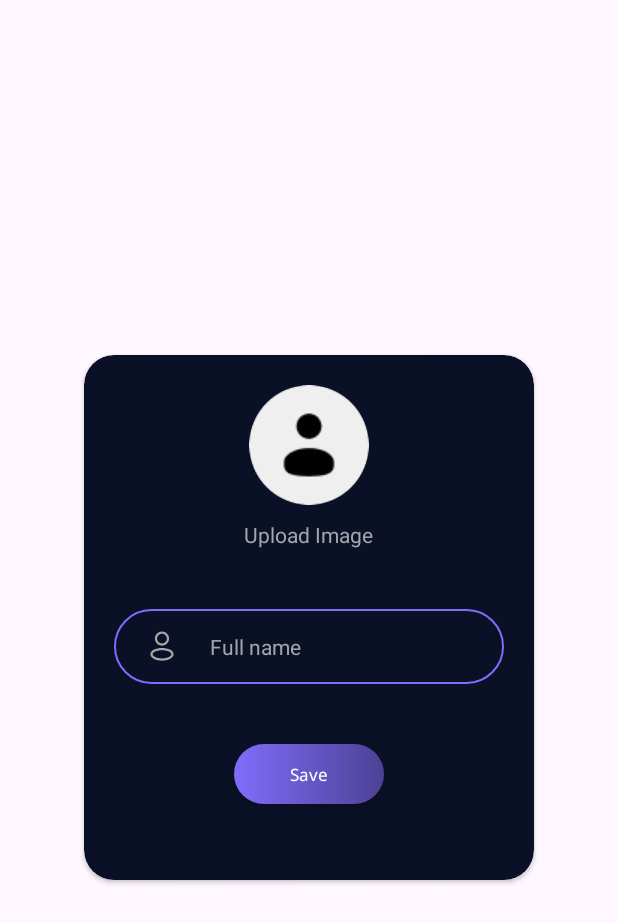
After one commit to ShikhiyevRufat/PodPlus, an Android app: the layout edit_profile.xml on its own in the app's theme, with its tools: preview values and no code run, on a phone screen of 412 x 824 dp. The commit adds this screen. Shown: the top 923 px of the screen. Run offline under Robolectric (Android 15) with nearby library versions, the phone set to English and light mode, and no system bars.

Commit message:
PodPlus Startup

```diff
--- a/app/src/main/AndroidManifest.xml
+++ b/app/src/main/AndroidManifest.xml
@@ -3,6 +3,10 @@
     xmlns:tools="http://schemas.android.com/tools">
 
     <uses-permission android:name="android.permission.INTERNET"/>
+    <uses-permission android:name="android.permission.READ_MEDIA_IMAGES"/>
+    <uses-permission android:name="android.permission.READ_MEDIA_VIDEO"/>
+    <uses-permission android:name="android.permission.READ_EXTERNAL_STORAGE"/>
+
 
     <application
         android:name=".MyApplication"
--- a/feature/pages/src/main/java/com/example/pages/HomeFragment.kt
+++ b/feature/pages/src/main/java/com/example/pages/HomeFragment.kt
@@ -1,5 +1,6 @@
 package com.example.pages
 
+import android.annotation.SuppressLint
 import android.os.Bundle
 import androidx.fragment.app.Fragment
 import android.view.LayoutInflater
@@ -101,7 +102,7 @@ class HomeFragment : Fragment() {
         firebaseAuth = FirebaseAuth.getInstance()
         val uid = firebaseAuth.currentUser?.uid
         val userName = db.collection("Users").document(uid!!)
-            userName.get()
+        userName.get()
             .addOnSuccessListener {
                 if (it != null){
                     val uname = it.data!!["name"].toString()
@@ -112,4 +113,5 @@ class HomeFragment : Fragment() {
 
             }
     }
-    }
+
+}
--- /dev/null
+++ b/feature/pages/src/main/res/drawable/card_design.xml
@@ -0,0 +1,5 @@
+<?xml version="1.0" encoding="utf-8"?>
+<shape xmlns:android="http://schemas.android.com/apk/res/android">
+    <stroke android:color="@color/purple"
+        android:width="2dp"/>
+</shape>
--- /dev/null
+++ b/feature/pages/src/main/res/drawable/edt_txt_design.xml
@@ -0,0 +1,20 @@
+<?xml version="1.0" encoding="utf-8"?>
+<selector xmlns:android="http://schemas.android.com/apk/res/android">
+
+    <item android:state_enabled="true" android:state_focused="true">
+        <shape android:shape="rectangle">
+            <solid android:color="@color/bg"/>
+            <corners android:radius="40dp"/>
+            <stroke android:color="@color/purple" android:width="1dp"/>
+        </shape>
+    </item>
+
+    <item android:state_enabled="true">
+        <shape android:shape="rectangle">
+            <solid android:color="@color/bg"/>
+            <corners android:radius="40dp"/>
+            <stroke android:color="@color/secondtextColor" android:width="1dp"/>
+        </shape>
+    </item>
+
+</selector>
--- /dev/null
+++ b/feature/pages/src/main/res/layout/edit_profile.xml
@@ -0,0 +1,71 @@
+<?xml version="1.0" encoding="utf-8"?>
+<LinearLayout xmlns:android="http://schemas.android.com/apk/res/android"
+    android:layout_width="match_parent"
+    android:layout_height="match_parent"
+    android:gravity="center"
+    xmlns:app="http://schemas.android.com/apk/res-auto">
+
+    <androidx.cardview.widget.CardView
+        android:layout_width="300dp"
+        android:layout_height="350dp"
+        app:cardCornerRadius="20dp"
+        android:backgroundTint="@color/bg"
+        app:cardElevation="2dp">
+
+        <LinearLayout
+            android:layout_width="match_parent"
+            android:layout_height="match_parent"
+            android:layout_gravity="top|center"
+            android:layout_margin="20dp"
+            android:orientation="vertical">
+
+        <com.google.android.material.imageview.ShapeableImageView
+            android:id="@+id/pp_img2"
+            android:layout_width="80dp"
+            android:layout_height="80dp"
+            android:layout_gravity="center"
+            app:shapeAppearanceOverlay="@style/circleImageView"
+            android:src="@drawable/user_picture"/>
+
+            <TextView
+                android:layout_width="wrap_content"
+                android:layout_height="wrap_content"
+                android:layout_marginTop="10dp"
+                android:layout_gravity="center"
+                android:textColor="@color/secondtextColor"
+                android:text="@string/upload_image"/>
+
+            <EditText
+                android:id="@+id/username"
+                android:layout_width="match_parent"
+                android:layout_height="50dp"
+                android:layout_marginTop="40dp"
+                android:paddingLeft="20dp"
+                android:drawableStart="@drawable/username"
+                android:drawablePadding="20dp"
+                android:background="@drawable/edt_txt_design"
+                android:hint="@string/full_name"
+                android:textSize="14dp"
+                android:textColorHint="@color/secondtextColor"
+                android:inputType="textEmailAddress"/>
+
+            <androidx.appcompat.widget.AppCompatButton
+                android:id="@+id/save_data"
+                android:layout_width="100dp"
+                android:layout_height="40dp"
+                android:background="@drawable/btn_design"
+                android:layout_marginTop="40dp"
+                android:layout_gravity="center"
+                android:gravity="center"
+                android:textAllCaps="false"
+                android:text="@string/save"
+                android:textSize="11dp"
+                android:fontFamily="@font/noto_sans"
+                android:textColor="@color/white"/>
+
+
+        </LinearLayout>
+
+    </androidx.cardview.widget.CardView>
+
+</LinearLayout>
--- a/feature/pages/src/main/res/layout/fragment_user_profile.xml
+++ b/feature/pages/src/main/res/layout/fragment_user_profile.xml
@@ -63,12 +63,12 @@
                 android:orientation="vertical">
 
                 <TextView
+                    android:id="@+id/userProfileName"
                     android:layout_width="wrap_content"
                     android:layout_height="wrap_content"
-                    android:text="Taylor Swift"
                     android:textColor="@color/white"
                     android:textSize="22dp"
-                    android:textStyle="bold"/>
+                    android:textStyle="bold" />
 
                 <RelativeLayout
                     android:layout_width="match_parent"
@@ -215,7 +215,7 @@
                     android:layout_width="wrap_content"
                     android:layout_height="wrap_content"
                     android:layout_gravity="center"
-                    android:src="@drawable/empty" />
+                    android:src="@drawable/empty2" />
 
                 <TextView
                     android:layout_width="wrap_content"
--- a/feature/pages/src/main/res/navigation/nav_pages.xml
+++ b/feature/pages/src/main/res/navigation/nav_pages.xml
@@ -30,8 +30,8 @@
         android:id="@+id/userProfileFragment"
         android:name="com.example.pages.UserProfileFragment"
         android:label="fragment_user_profile"
-        tools:layout="@layout/fragment_user_profile" />
-
+        tools:layout="@layout/fragment_user_profile">
+    </fragment>
     <fragment
         android:id="@+id/podcast_List_Fragment"
         android:name="com.example.pages.PodcastListFragment"
@@ -46,4 +46,5 @@
         android:name="com.example.pages.PodcastPlayerFragment"
         android:label="fragment_podcast_player"
         tools:layout="@layout/fragment_podcast_player" />
+
 </navigation>
--- a/feature/pages/src/main/res/values/strings.xml
+++ b/feature/pages/src/main/res/values/strings.xml
@@ -18,4 +18,7 @@
     <string name="recently_added">Recently added</string>
     <string name="nothing_here">Nothing here!</string>
     <string name="be_a_creator">Be a creator</string>
+    <string name="full_name">Full name</string>
+    <string name="save">Save</string>
+    <string name="upload_image">Upload Image</string>
 </resources>
--- a/feature/splashscreen/build.gradle.kts
+++ b/feature/splashscreen/build.gradle.kts
@@ -44,7 +44,9 @@ dependencies {
 
     implementation ("com.airbnb.android:lottie:6.3.0")
     implementation(project(":feature:onboarding"))
+    implementation(project(":feature:pages"))
 
+    implementation(Libs.Firebase.firebase_auth)
     implementation(Libs.Hilt.hilt)
     kapt(Libs.Hilt.hilt_compiler)
     implementation(Libs.Ui.core)
--- a/feature/splashscreen/src/main/res/navigation/nav_splashscreen.xml
+++ b/feature/splashscreen/src/main/res/navigation/nav_splashscreen.xml
@@ -14,9 +14,15 @@
         <action
             android:id="@+id/splashToOnboarding"
             app:destination="@id/nav_onboarding"/>
+        <action
+            android:id="@+id/action_splashFragment_to_nav_pages"
+            app:destination="@id/nav_pages" />
+
 
     </fragment>
 
     <include app:graph="@navigation/nav_onboarding"/>
 
+    <include app:graph="@navigation/nav_pages"/>
+
 </navigation>
--- a/settings.gradle.kts
+++ b/settings.gradle.kts
@@ -10,6 +10,7 @@ dependencyResolutionManagement {
     repositories {
         google()
         mavenCentral()
+
     }
 }
 
```
Also changed, not shown: feature/pages/src/main/java/com/example/pages/UserProfileFragment.kt (+83 -2 lines), feature/pages/src/main/res/drawable/empty2.xml (added, +9 -0 lines), feature/splashscreen/src/main/java/com/example/splashscreen/SplashFragment.kt (+12 -2 lines).
